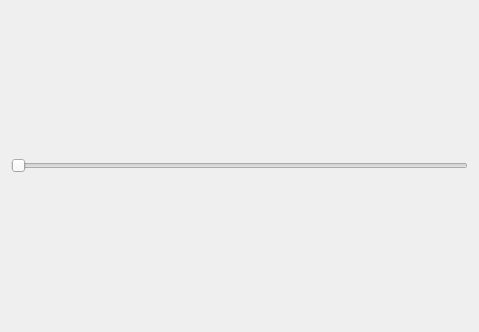
Old version of the form videoviewer.ui in the repository pjrinaldi/wombatforensics.
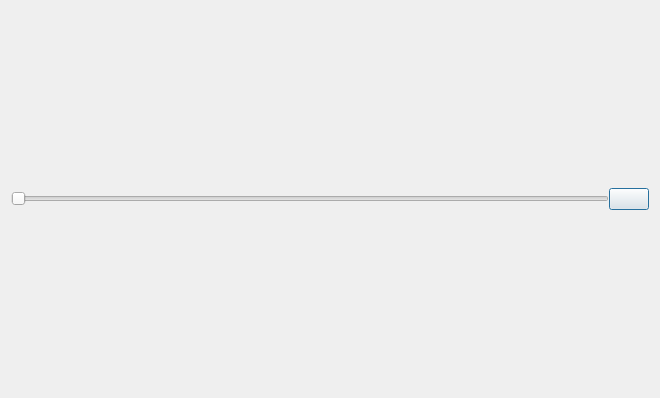
New version of the form.

```diff
--- a/videoviewer.ui
+++ b/videoviewer.ui
@@ -6,8 +6,8 @@
    <rect>
     <x>0</x>
     <y>0</y>
-    <width>479</width>
-    <height>332</height>
+    <width>660</width>
+    <height>398</height>
    </rect>
   </property>
   <property name="windowTitle">
@@ -18,10 +18,62 @@
     <layout class="QHBoxLayout" name="horizontalLayout"/>
    </item>
    <item>
-    <widget class="QSlider" name="horizontalSlider">
-     <property name="orientation">
-      <enum>Qt::Horizontal</enum>
+    <widget class="QFrame" name="frame">
+     <property name="sizePolicy">
+      <sizepolicy hsizetype="Preferred" vsizetype="Maximum">
+       <horstretch>0</horstretch>
+       <verstretch>0</verstretch>
+      </sizepolicy>
      </property>
+     <property name="minimumSize">
+      <size>
+       <width>0</width>
+       <height>0</height>
+      </size>
+     </property>
+     <property name="maximumSize">
+      <size>
+       <width>16777215</width>
+       <height>50</height>
+      </size>
+     </property>
+     <property name="frameShape">
+      <enum>QFrame::NoFrame</enum>
+     </property>
+     <property name="frameShadow">
+      <enum>QFrame::Plain</enum>
+     </property>
+     <layout class="QHBoxLayout" name="horizontalLayout_2">
+      <property name="spacing">
+       <number>0</number>
+      </property>
+      <property name="leftMargin">
+       <number>0</number>
+      </property>
+      <property name="topMargin">
+       <number>0</number>
+      </property>
+      <property name="rightMargin">
+       <number>0</number>
+      </property>
+      <property name="bottomMargin">
+       <number>0</number>
+      </property>
+      <item>
+       <widget class="QSlider" name="horizontalSlider">
+        <property name="orientation">
+         <enum>Qt::Horizontal</enum>
+        </property>
+       </widget>
+      </item>
+      <item>
+       <widget class="QPushButton" name="pushButton">
+        <property name="text">
+         <string/>
+        </property>
+       </widget>
+      </item>
+     </layout>
     </widget>
    </item>
   </layout>
```
Left out of the diff: 6 changed lines with no effect on the pictures.
